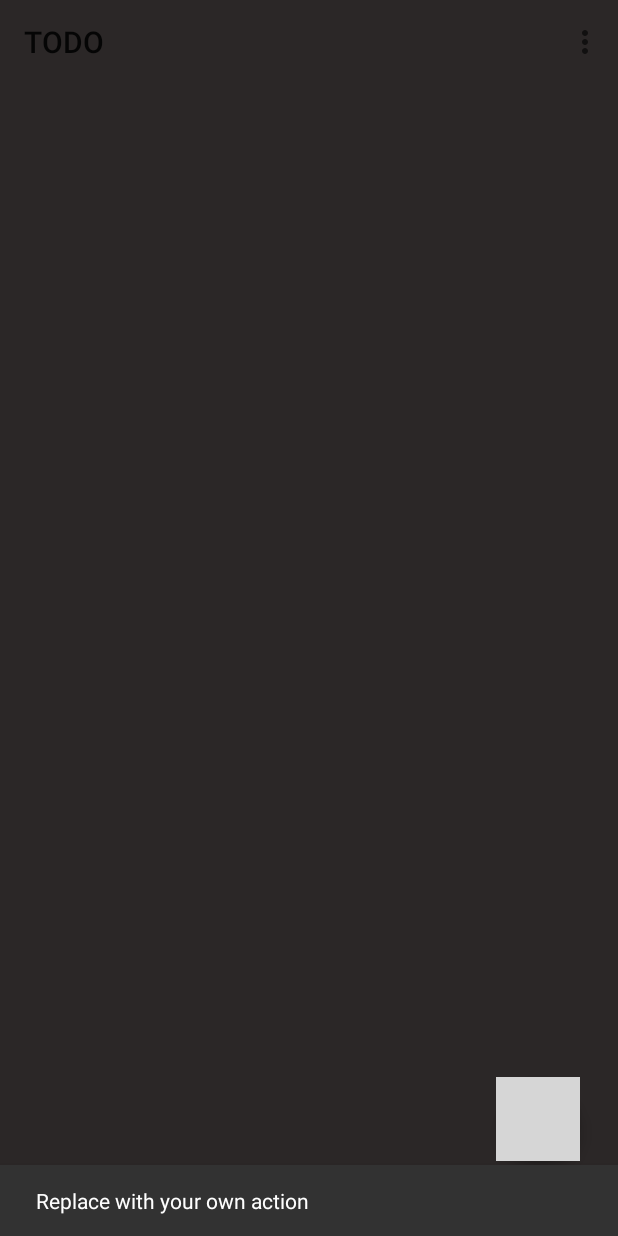
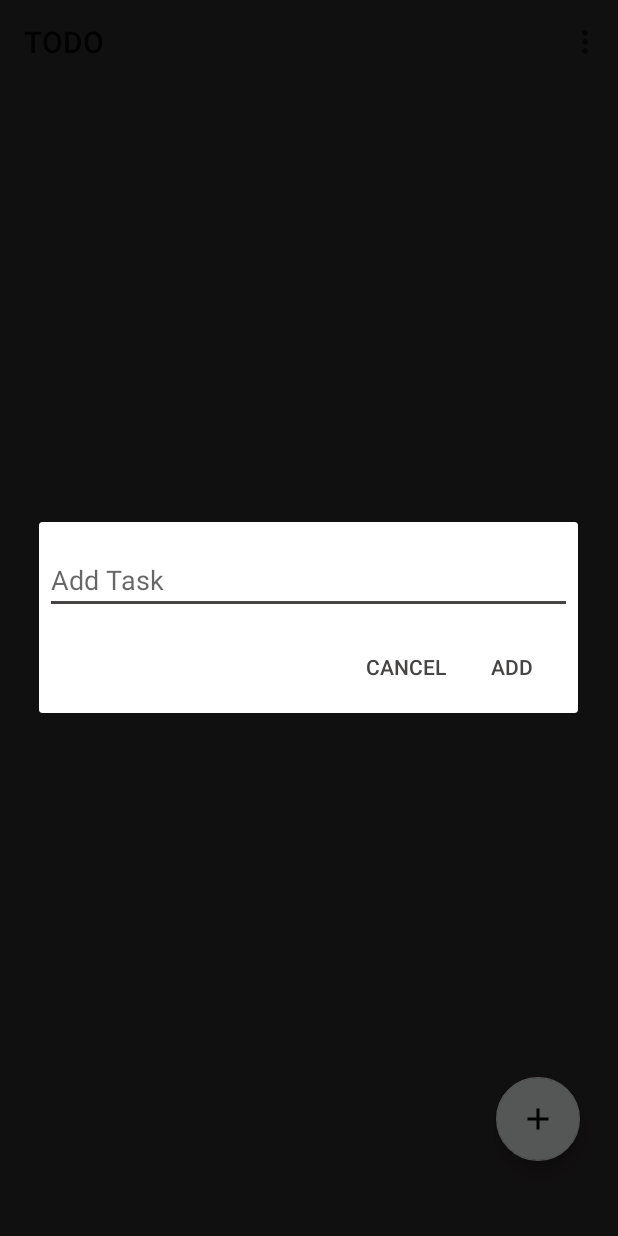
Before and after one commit to maxtauro/TODO, an Android app: the screen it shows after launch once a user with an empty profile is signed in (TaskListActivity), after a tap on an icon or button, on a phone screen of 412 x 824 dp. Run offline under Robolectric (Android 15) with nearby library versions, the phone set to English and light mode, and no system bars; our stand-ins replace Firebase (no records; nobody signed in at launch, a user with empty details on screens opened directly); 2 statements that could not run were skipped; grey boxes are pictures that could not be loaded.

Commit message:
load and display tasks from firebase, set up basic layout

```diff
--- /dev/null
+++ b/androiddev/app/src/main/java/com/maxtauro/todo/DialogFragmentAddTask.java
@@ -0,0 +1,45 @@
+package com.maxtauro.todo;
+
+import android.app.AlertDialog;
+import android.app.Dialog;
+import android.content.DialogInterface;
+import android.os.Bundle;
+import android.support.v4.app.DialogFragment;
+import android.util.Log;
+import android.view.LayoutInflater;
+import android.view.View;
+import android.widget.EditText;
+
+public class DialogFragmentAddTask extends DialogFragment {
+
+    @Override
+    public Dialog onCreateDialog(Bundle savedInstanceState) {
+
+        AlertDialog.Builder builder = new AlertDialog.Builder(getActivity());
+
+        LayoutInflater inflater = getActivity().getLayoutInflater();
+
+        View layout = inflater.inflate(R.layout.dialog_add_task,null);
+        final EditText input = (EditText) layout.findViewById(R.id.task_name);
+
+        builder.setView(layout)
+                .setPositiveButton("Add", new DialogInterface.OnClickListener() {
+                    @Override
+                    public void onClick(DialogInterface dialog, int which) {
+                        Log.e("Edit Text",String.valueOf(input.getText()));
+
+                        TaskListActivity callingActivity = (TaskListActivity) getActivity();
+                        callingActivity.addTask(String.valueOf(input.getText()));
+                    }
+                })
+                .setNegativeButton("Cancel", new DialogInterface.OnClickListener() {
+                    @Override
+                    public void onClick(DialogInterface dialog, int which) {
+                        dismiss();
+                    }
+                });
+
+        return builder.create();
+    }
+
+}
--- /dev/null
+++ b/androiddev/app/src/main/java/com/maxtauro/todo/FirebaseHelper.java
@@ -0,0 +1,58 @@
+package com.maxtauro.todo;
+
+import com.firebase.ui.database.FirebaseRecyclerAdapter;
+import com.google.firebase.auth.FirebaseAuth;
+import com.google.firebase.database.DatabaseReference;
+import com.google.firebase.database.FirebaseDatabase;
+import com.google.firebase.database.Query;
+
+public class FirebaseHelper {
+
+    private class User {
+        String userId;
+        Task[] tasks = {};
+        int lastTaskId;
+    }
+
+    User currUser;
+    private DatabaseReference taskList;
+
+    public FirebaseRecyclerAdapter<Task,TaskListViewHolder> adapter;
+
+    public FirebaseHelper() {
+        currUser = updateCurrUser();
+        taskList = loadTaskList();
+    }
+
+    public DatabaseReference loadTaskList() {
+        String userId = currUser.userId;
+        return FirebaseDatabase.getInstance().getReference().child("users").child(userId).child("tasks");
+    }
+
+    //TODO tidy this up
+    public User updateCurrUser() {
+        currUser = new User();
+        currUser.userId = FirebaseAuth.getInstance().getCurrentUser().getUid();
+        currUser.lastTaskId = getLastTaskId();
+        return currUser;
+    }
+
+    public void setAdapter(FirebaseRecyclerAdapter<Task,TaskListViewHolder> adapter){
+        this.adapter = adapter;
+    }
+
+
+    //TODO: implement this
+    public int getLastTaskId() {
+        return 0;
+    }
+
+    public void addTask(String newTaskName) {
+      //  taskList.child(String.valueOf(++(currUser.lastTaskId))).setValue()
+    }
+
+    public void setupSystem() {
+
+    }
+
+}
--- a/androiddev/app/src/main/java/com/maxtauro/todo/TaskListActivity.java
+++ b/androiddev/app/src/main/java/com/maxtauro/todo/TaskListActivity.java
@@ -1,21 +1,39 @@
 package com.maxtauro.todo;
 
+import android.content.Intent;
 import android.os.Bundle;
 import android.support.design.widget.FloatingActionButton;
-import android.support.design.widget.Snackbar;
+import android.support.v4.app.DialogFragment;
 import android.support.v7.app.AppCompatActivity;
+import android.support.v7.widget.LinearLayoutManager;
+import android.support.v7.widget.RecyclerView;
 import android.support.v7.widget.Toolbar;
+import android.util.Log;
 import android.view.Menu;
 import android.view.MenuItem;
 import android.view.View;
 
+import com.firebase.ui.auth.ui.User;
+import com.firebase.ui.database.FirebaseRecyclerAdapter;
+import com.google.firebase.database.FirebaseDatabase;
+
 public class TaskListActivity extends AppCompatActivity {
+
+    //View
+    RecyclerView listTasksRecyclerView;
+    RecyclerView.LayoutManager layoutManager;
+
+    private DialogFragment dialog_AddTask = new DialogFragmentAddTask();
+    private FirebaseHelper firebaseHelper = new FirebaseHelper();
+
+    FirebaseRecyclerAdapterTaskList adapter;
 
     @Override
     protected void onCreate(Bundle savedInstanceState) {
         super.onCreate(savedInstanceState);
         setContentView(R.layout.activity_task_list);
 
+        //TODO declare these w/ proper scope as member vars
         Toolbar toolbar = (Toolbar) findViewById(R.id.toolbar);
         toolbar.setTitle(R.string.app_name);
         setSupportActionBar(toolbar);
@@ -24,10 +42,19 @@ public class TaskListActivity extends AppCompatActivity {
         fab.setOnClickListener(new View.OnClickListener() {
             @Override
             public void onClick(View view) {
-                Snackbar.make(view, "Replace with your own action", Snackbar.LENGTH_LONG)
-                        .setAction("Action", null).show();
+                dialog_AddTask.show(getSupportFragmentManager(), "add task dialog");
             }
         });
+
+        //recycler view init
+        listTasksRecyclerView = (RecyclerView) findViewById(R.id.taskList);
+        listTasksRecyclerView.setHasFixedSize(true);
+        layoutManager = new LinearLayoutManager(this);
+        listTasksRecyclerView.setLayoutManager(layoutManager);
+
+
+        firebaseHelper.setupSystem();
+        updateList();
     }
 
     @Override
@@ -51,4 +78,23 @@ public class TaskListActivity extends AppCompatActivity {
 
         return super.onOptionsItemSelected(item);
     }
+
+    public void addTask(String newTaskName) {
+        firebaseHelper.addTask(newTaskName);
+    }
+
+    private void updateList() {
+        adapter = new FirebaseRecyclerAdapterTaskList(
+                Task.class,
+                R.layout.task_layout,
+                TaskListViewHolder.class,
+                firebaseHelper.loadTaskList()
+                );
+
+        adapter.notifyDataSetChanged();
+        listTasksRecyclerView.setAdapter(adapter);
+        firebaseHelper.setAdapter(adapter);
+
+    }
+
 }
--- a/androiddev/app/src/main/res/layout/activity_task_list.xml
+++ b/androiddev/app/src/main/res/layout/activity_task_list.xml
@@ -24,7 +24,7 @@
         android:layout_height="0dp" />
 
     <android.support.v7.widget.RecyclerView
-        android:id="@+id/listOnline"
+        android:id="@+id/taskList"
         android:layout_below="@id/toolbar"
         android:layout_width="match_parent"
         android:layout_height="match_parent"
--- /dev/null
+++ b/androiddev/app/src/main/res/layout/dialog_add_task.xml
@@ -0,0 +1,17 @@
+<LinearLayout xmlns:android="http://schemas.android.com/apk/res/android"
+    android:orientation="vertical"
+    android:layout_width="wrap_content"
+    android:layout_height="wrap_content">
+
+    <EditText
+        android:id="@+id/task_name"
+        android:inputType="text"
+        android:layout_width="match_parent"
+        android:layout_height="wrap_content"
+        android:layout_marginTop="16dp"
+        android:layout_marginLeft="4dp"
+        android:layout_marginRight="4dp"
+        android:layout_marginBottom="4dp"
+        android:hint="@string/add_task_hint" />
+
+</LinearLayout>
--- a/androiddev/app/src/main/res/values/strings.xml
+++ b/androiddev/app/src/main/res/values/strings.xml
@@ -1,4 +1,5 @@
 <resources>
     <string name="app_name">TODO</string>
     <string name="action_settings">Settings</string>
+    <string name="add_task_hint">Add Task</string>
 </resources>
```
Also changed, not shown: androiddev/app/src/main/java/com/maxtauro/todo/FirebaseRecyclerAdapterTaskList.java (added, +53 -0 lines), androiddev/app/src/main/java/com/maxtauro/todo/ItemClickListener.java (added, +7 -0 lines), androiddev/app/src/main/java/com/maxtauro/todo/Task.java (added, +57 -0 lines), androiddev/app/src/main/java/com/maxtauro/todo/TaskListViewHolder.java (added, +27 -0 lines), androiddev/app/src/main/res/layout/task_layout.xml (added, +38 -0 lines), androiddev/app/src/main/res/drawable/baseline_check_black_18dp.png (added), androiddev/app/src/main/res/drawable/ic_add_black_24dp.png (added).
